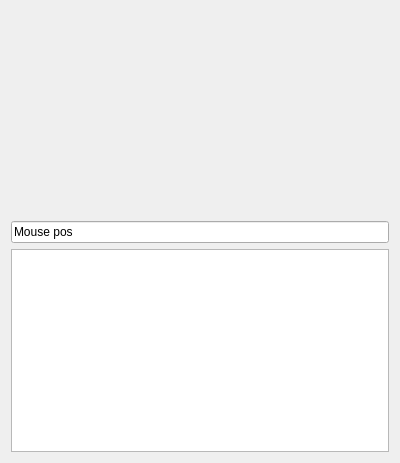
Before: the Qt Designer form forms/imagePanelForm.ui in alu0101041735/glvision, drawn with Qt 5.
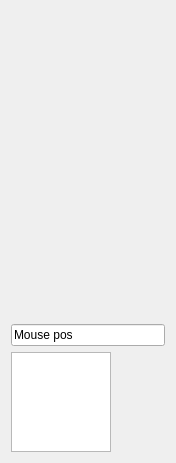
After: the same form once the commit is applied.

```diff
--- a/forms/imagePanelForm.ui
+++ b/forms/imagePanelForm.ui
@@ -6,16 +6,34 @@
    <rect>
     <x>0</x>
     <y>0</y>
-    <width>400</width>
+    <width>176</width>
     <height>463</height>
    </rect>
   </property>
+  <property name="sizePolicy">
+   <sizepolicy hsizetype="Minimum" vsizetype="Preferred">
+    <horstretch>0</horstretch>
+    <verstretch>0</verstretch>
+   </sizepolicy>
+  </property>
+  <property name="minimumSize">
+   <size>
+    <width>100</width>
+    <height>0</height>
+   </size>
+  </property>
   <property name="windowTitle">
    <string>Form</string>
   </property>
   <layout class="QVBoxLayout" name="verticalLayout">
    <item>
     <widget class="QWidget" name="widget" native="true">
+     <property name="sizePolicy">
+      <sizepolicy hsizetype="Minimum" vsizetype="Minimum">
+       <horstretch>0</horstretch>
+       <verstretch>0</verstretch>
+      </sizepolicy>
+     </property>
      <property name="minimumSize">
       <size>
        <width>0</width>
@@ -26,6 +44,18 @@
    </item>
    <item>
     <widget class="QLineEdit" name="mousePos">
+     <property name="sizePolicy">
+      <sizepolicy hsizetype="Minimum" vsizetype="Fixed">
+       <horstretch>0</horstretch>
+       <verstretch>0</verstretch>
+      </sizepolicy>
+     </property>
+     <property name="minimumSize">
+      <size>
+       <width>100</width>
+       <height>0</height>
+      </size>
+     </property>
      <property name="text">
       <string>Mouse pos</string>
      </property>
@@ -45,6 +75,12 @@
        <height>100</height>
       </size>
      </property>
+     <property name="maximumSize">
+      <size>
+       <width>100</width>
+       <height>100</height>
+      </size>
+     </property>
     </widget>
    </item>
   </layout>
```
